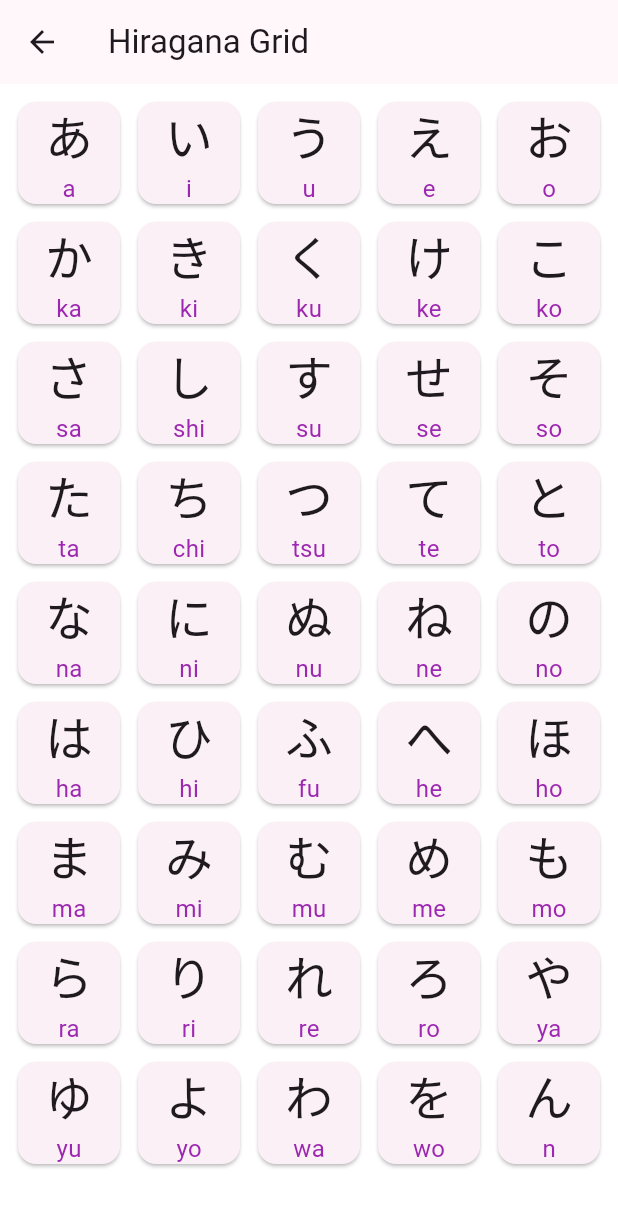
After one commit to Pasqg/japapp, a Flutter app: the screen it shows after launch, after a tap on the "grid on" icon, on a phone screen of 412 x 824 dp. The commit adds this screen. Shown: the top 1207 px of the screen. Run offline on Flutter 3.47's test engine with Material 3 defaults, Android fonts, the phone set to English and light mode, and no system bars.

Commit message:
Add Kana grid view

```diff
--- a/lib/core/rand_data_provider.dart
+++ b/lib/core/rand_data_provider.dart
@@ -37,16 +37,10 @@ const Map<String, String> KATAKANA_MAP = {
   'メ': 'me',
   'モ': 'mo',
   'ヤ': 'ya',
-  'ユ': 'yu',
-  'ヨ': 'yo',
-  'ラ': 'ra',
   'リ': 'ri',
   'ル': 'ru',
   'レ': 're',
   'ロ': 'ro',
-  'ワ': 'wa',
-  'ヲ': 'wo',
-  'ン': 'n',
   'ガ': 'ga',
   'ギ': 'gi',
   'グ': 'gu',
@@ -72,6 +66,12 @@ const Map<String, String> KATAKANA_MAP = {
   'プ': 'pu',
   'ペ': 'pe',
   'ポ': 'po',
+  'ユ': 'yu',
+  'ヨ': 'yo',
+  'ラ': 'ra',
+  'ワ': 'wa',
+  'ヲ': 'wo',
+  'ン': 'n',
   'キャ': 'kya',
   'キュ': 'kyu',
   'キョ': 'kyo',
@@ -143,14 +143,13 @@ const Map<String, String> HIRAGANA_MAP = {
   'む': 'mu',
   'め': 'me',
   'も': 'mo',
+  'ら': 'ra',
+  'り': 'ri',
+  'れ': 're',
+  'ろ': 'ro',
   'や': 'ya',
   'ゆ': 'yu',
   'よ': 'yo',
-  'ら': 'ra',
-  'り': 'ri',
-  'る': 'ru',
-  'れ': 're',
-  'ろ': 'ro',
   'わ': 'wa',
   'を': 'wo',
   'ん': 'n'
@@ -173,4 +172,8 @@ class RandDataProvider<K, V> {
     final entry = entries.elementAt(random.nextInt(entries.length));
     return (entry.key, entry.value);
   }
+
+  Map<K, V> getAll() {
+    return _data;
+  }
 }
--- /dev/null
+++ b/lib/ui/kana_grid_page.dart
@@ -0,0 +1,46 @@
+import 'package:flutter/material.dart';
+
+class KanaGridPage extends StatelessWidget {
+  final Map<String, String> kanasMap;
+  final String script;
+
+  const KanaGridPage({super.key, required this.script, required this.kanasMap});
+
+  @override
+  Widget build(BuildContext context) {
+    final kanas = kanasMap.entries.toList();
+    return Scaffold(
+      appBar: AppBar(
+        title: Text('$script Grid'),
+      ),
+      body: GridView.builder(
+        gridDelegate: const SliverGridDelegateWithFixedCrossAxisCount(
+          crossAxisCount: 5,
+          crossAxisSpacing: 4.0,
+          mainAxisSpacing: 4.0,
+        ),
+        padding: const EdgeInsets.all(8.0),
+        itemCount: kanas.length,
+        itemBuilder: (context, index) {
+          return Card(
+            child: Center(
+              child: Column(
+                mainAxisAlignment: MainAxisAlignment.center,
+                children: [
+                  Text(
+                    kanas[index].key,
+                    style: const TextStyle(fontSize: 32),
+                  ),
+                  Text(
+                    kanas[index].value,
+                    style: const TextStyle(fontSize: 16, color: Colors.purple),
+                  ),
+                ],
+              ),
+            ),
+          );
+        },
+      ),
+    );
+  }
+}
--- a/lib/ui/main_page.dart
+++ b/lib/ui/main_page.dart
@@ -3,6 +3,7 @@ import 'dart:async';
 import 'package:flutter/material.dart';
 
 import 'package:japapp/core/rand_data_provider.dart';
+import 'package:japapp/ui/kana_grid_page.dart';
 
 class MainPage extends StatefulWidget {
   const MainPage({super.key});
@@ -38,13 +39,17 @@ class MainPageState extends State<MainPage>
     super.dispose();
   }
 
+  RandDataProvider<String, String> _kanaProvider() {
+      if (_selectedScript == 'Hiragana') {
+        return RandDataProvider.HIRAGANA;
+      } else {
+        return RandDataProvider.KATAKANA;
+      }
+  }
+
   void _nextKana() {
     setState(() {
-      if (_selectedScript == 'Hiragana') {
-        _currentKana = RandDataProvider.HIRAGANA.get();
-      } else {
-        _currentKana = RandDataProvider.KATAKANA.get();
-      }
+      _currentKana = _kanaProvider().get();
     });
   }
 
@@ -92,6 +97,15 @@ class MainPageState extends State<MainPage>
     Timer(const Duration(seconds: 2), () {
       overlayEntry.remove();
     });
+  }
+
+  void _openKanaGrid() {
+    Navigator.push(
+      context,
+      MaterialPageRoute(
+        builder: (context) => KanaGridPage(script: _selectedScript, kanasMap: _kanaProvider().getAll()),
+      ),
+    );
   }
 
   @override
@@ -142,6 +156,14 @@ class MainPageState extends State<MainPage>
             },
           ),
         ),
+        Positioned(
+          top: 16,
+          right: 16,
+          child: IconButton(
+            icon: const Icon(Icons.grid_on),
+            onPressed: _openKanaGrid,
+          ),
+        ),
         Center(
           child: Padding(
             padding: const EdgeInsets.all(16.0),
```
